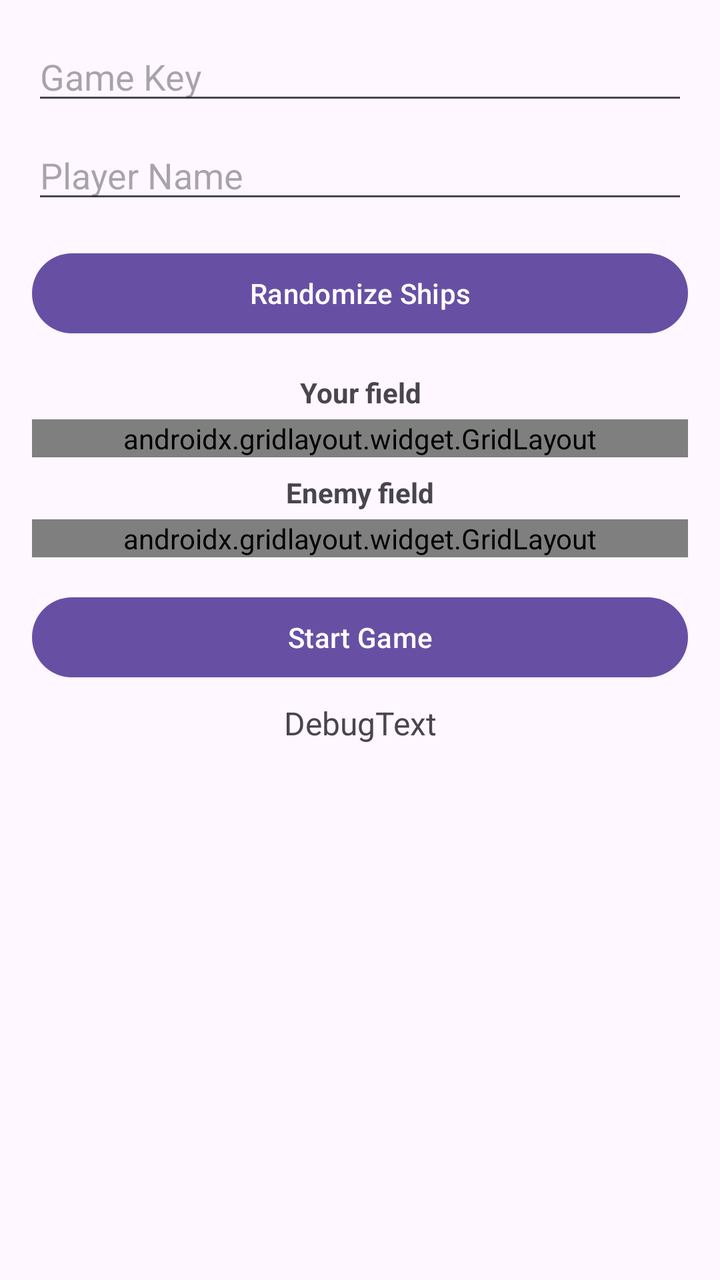
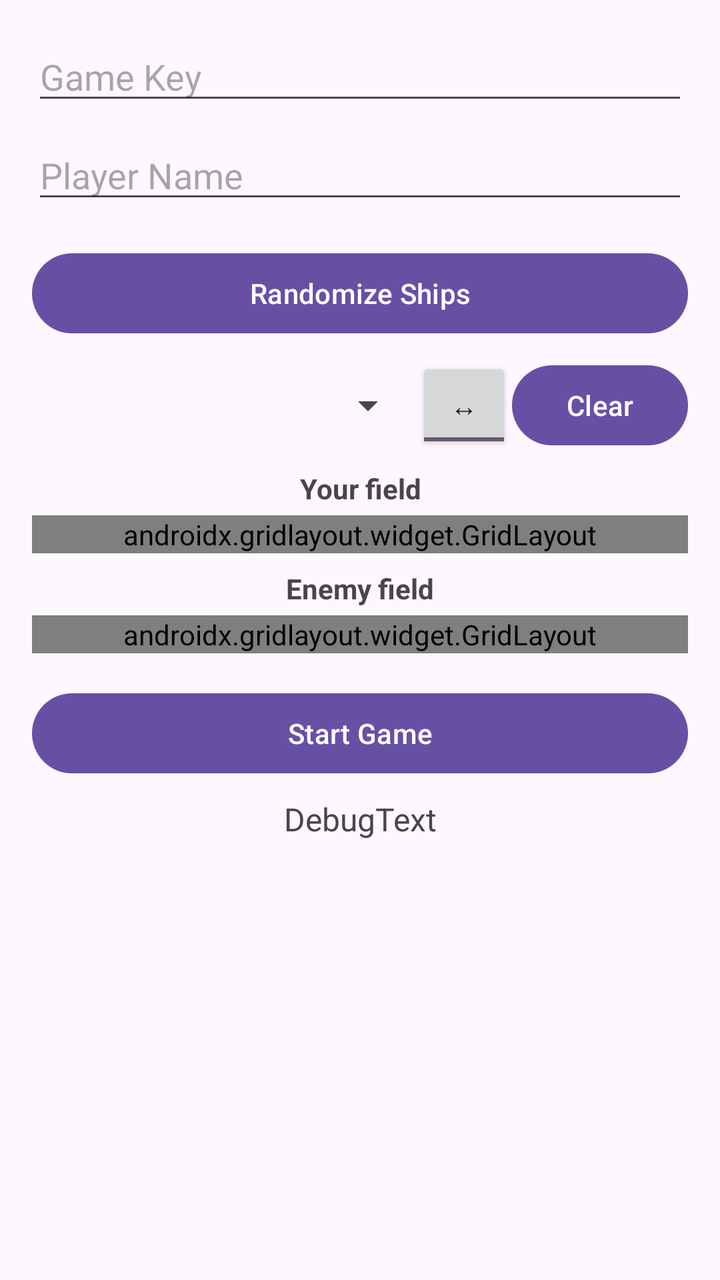

Before-and-after screenshots of an Android layout around one commit, followed by the original layout XML and the change that was made.
<!-- AndroidManifest.xml: application theme Theme.BattleshipClient -->
<!-- res/layout/activity_main.xml -->
<?xml version="1.0" encoding="utf-8"?>
<ScrollView xmlns:android="http://schemas.android.com/apk/res/android"
    xmlns:tools="http://schemas.android.com/tools"
    android:layout_width="match_parent"
    android:layout_height="match_parent">

    <LinearLayout
        android:id="@+id/root_layout"
        android:layout_width="match_parent"
        android:layout_height="wrap_content"
        android:orientation="vertical"
        android:padding="16dp"
        tools:context=".MainActivity">

        <EditText
            android:id="@+id/et_a"
            android:layout_width="match_parent"
            android:layout_height="wrap_content"
            android:hint="Game Key"
            android:layout_marginBottom="8dp"/>

        <EditText
            android:id="@+id/et_b"
            android:layout_width="match_parent"
            android:layout_height="wrap_content"
            android:hint="Player Name"
            android:layout_marginBottom="16dp"/>

        <Button
            android:id="@+id/btn_randomize"
            android:layout_width="match_parent"
            android:layout_height="wrap_content"
            android:text="Randomize Ships"
            android:layout_marginBottom="8dp"/>

        <TextView
            android:layout_width="match_parent"
            android:layout_height="wrap_content"
            android:text="Your field"
            android:textStyle="bold"
            android:gravity="center"
            android:layout_marginTop="8dp"
            android:layout_marginBottom="4dp"/>

        <androidx.gridlayout.widget.GridLayout
            android:id="@+id/board_grid_own"
            android:layout_width="match_parent"
            android:layout_height="wrap_content"
            android:alignmentMode="alignMargins"
            android:columnCount="10"
            android:rowCount="10"
            android:useDefaultMargins="true"
            android:background="#cccccc" />

        <TextView
            android:layout_width="match_parent"
            android:layout_height="wrap_content"
            android:text="Enemy field"
            android:textStyle="bold"
            android:gravity="center"
            android:layout_marginTop="8dp"
            android:layout_marginBottom="4dp"/>

        <androidx.gridlayout.widget.GridLayout
            android:id="@+id/board_grid_enemy"
            android:layout_width="match_parent"
            android:layout_height="wrap_content"
            android:alignmentMode="alignMargins"
            android:columnCount="10"
            android:rowCount="10"
            android:useDefaultMargins="true"
            android:background="#cccccc" />

        <Button
            android:id="@+id/btn_add"
            android:layout_width="match_parent"
            android:layout_height="wrap_content"
            android:text="Start Game"
            android:layout_marginTop="16dp"/>

        <TextView
            android:id="@+id/result_tv"
            android:layout_width="match_parent"
            android:layout_height="wrap_content"
            android:text="DebugText"
            android:textSize="16sp"
            android:gravity="center"
            android:layout_marginTop="8dp"/>
    </LinearLayout>
</ScrollView>
<!-- resources referenced by this layout -->
<resources>
  <style name="Theme.BattleshipClient" parent="Base.Theme.BattleshipClient" />
  <style name="Base.Theme.BattleshipClient" parent="Theme.Material3.DayNight.NoActionBar">
          
          
      </style>
</resources>

<!-- the commit's change to res/layout/activity_main.xml (unified diff, before → after) -->
@@ -32,6 +32,36 @@
             android:layout_height="wrap_content"
             android:text="Randomize Ships"
             android:layout_marginBottom="8dp"/>
+
+        
+        <LinearLayout
+            android:id="@+id/toolbar"
+            android:layout_width="match_parent"
+            android:layout_height="wrap_content"
+            android:orientation="horizontal"
+            android:gravity="center">
+
+            <Spinner
+                android:id="@+id/sp_ship"
+                android:layout_width="0dp"
+                android:layout_weight="1"
+                android:layout_height="wrap_content"/>
+
+            <ToggleButton
+                android:id="@+id/tb_orientation"
+                android:textOn="↔"
+                android:textOff="↕"
+                android:checked="true"
+                android:layout_width="48dp"
+                android:layout_height="wrap_content"/>
+
+            <Button
+                android:id="@+id/btn_clear"
+                android:text="Clear"
+                android:layout_width="wrap_content"
+                android:layout_height="wrap_content"/>
+        </LinearLayout>
+
 
         <TextView
             android:layout_width="match_parent"
